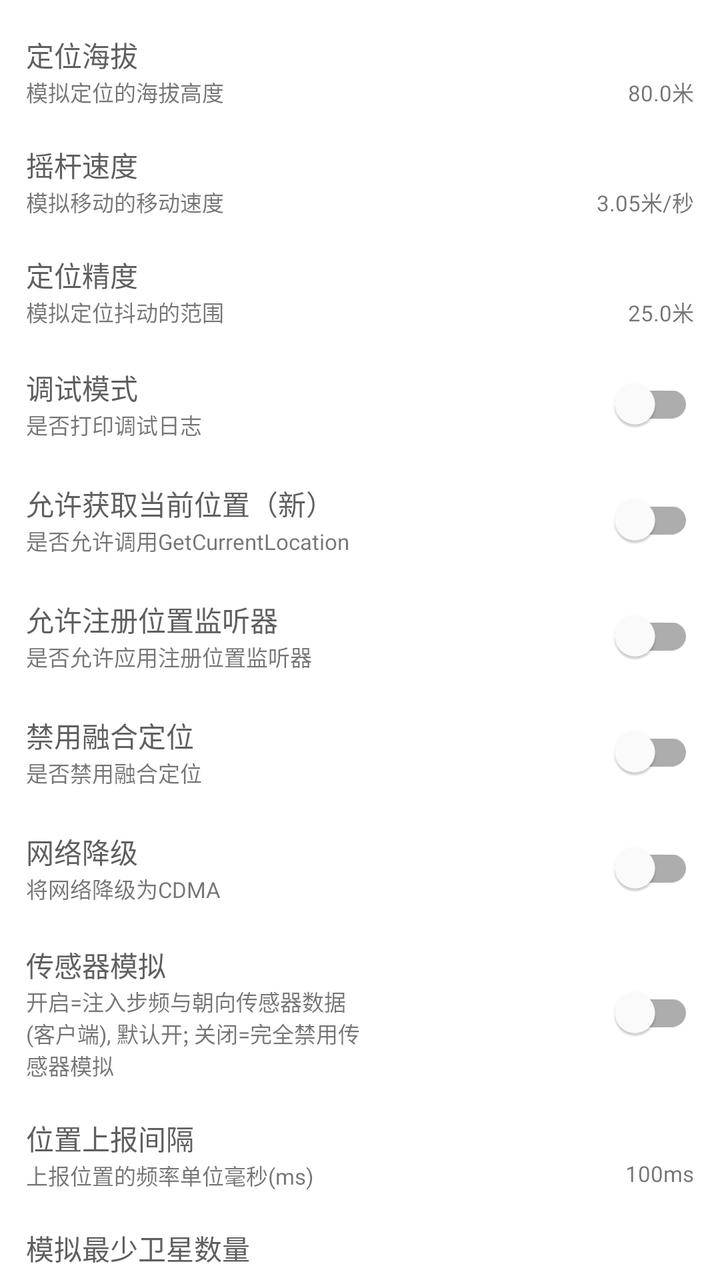
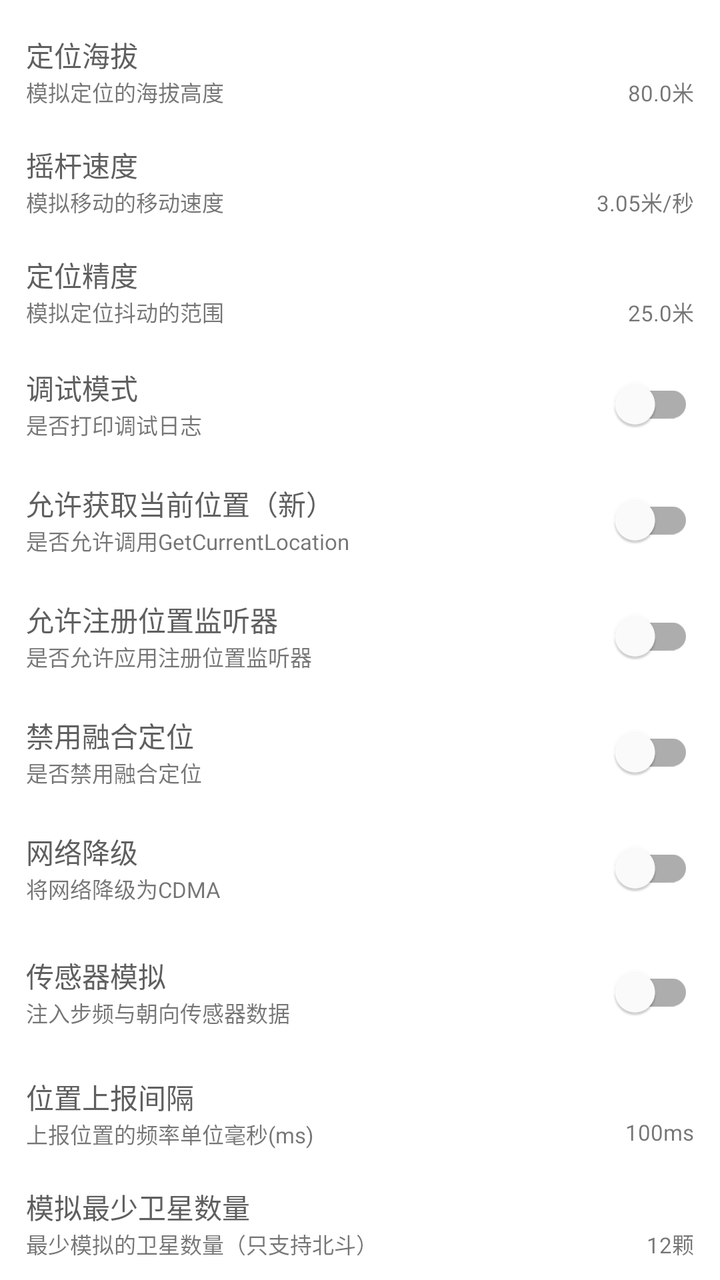

The first picture is an Android layout as it rendered before a commit; the second is the same layout after the commit. The layout source and the unified diff follow.
<!-- AndroidManifest.xml: application theme AppTheme -->
<!-- res/layout/fragment_settings.xml -->
<?xml version="1.0" encoding="utf-8"?>
<androidx.constraintlayout.widget.ConstraintLayout xmlns:android="http://schemas.android.com/apk/res/android"
    xmlns:app="http://schemas.android.com/apk/res-auto"
    xmlns:tools="http://schemas.android.com/tools"
    android:layout_width="match_parent"
    android:layout_height="match_parent"
    android:padding="8dp"
    tools:context=".ui.settings.SettingsFragment">

    <ScrollView
        android:layout_width="match_parent"
        android:layout_height="0dp"
        app:layout_constraintTop_toTopOf="parent"
        app:layout_constraintStart_toStartOf="parent">

        <LinearLayout
            android:layout_width="match_parent"
            android:layout_height="wrap_content"
            android:orientation="vertical">

            <LinearLayout
                android:id="@+id/selinux_layout"
                android:visibility="gone"
                android:layout_width="match_parent"
                android:layout_height="wrap_content"
                android:gravity="center_vertical"
                android:orientation="horizontal"
                android:padding="5dp">
                <LinearLayout
                    android:layout_width="0dp"
                    android:layout_height="wrap_content"
                    android:layout_weight="1"
                    android:orientation="vertical"
                    android:gravity="center_vertical">
                    <com.google.android.material.textview.MaterialTextView
                        android:layout_width="wrap_content"
                        android:layout_height="wrap_content"
                        android:text="@string/selinux"
                        android:textColor="@color/portal_mini_title_color" />
                    <com.google.android.material.textview.MaterialTextView
                        android:layout_width="wrap_content"
                        android:layout_height="wrap_content"
                        android:text="@string/need_open_selinux"
                        android:textSize="11sp" />
                </LinearLayout>
                <com.google.android.material.switchmaterial.SwitchMaterial
                    android:id="@+id/selinux_switch"
                    android:layout_width="0dp"
                    android:layout_weight="1"
                    android:layout_height="wrap_content"
                    android:layout_gravity="center_vertical"
                    app:useMaterialThemeColors="true"/>
            </LinearLayout>

            <androidx.constraintlayout.widget.ConstraintLayout
                android:id="@+id/altitude_layout"
                android:layout_width="match_parent"
                android:layout_height="wrap_content"
                android:gravity="center_vertical"
                android:padding="5dp"
                android:layout_marginTop="4dp"
                android:layout_marginBottom="4dp">

                <com.google.android.material.textview.MaterialTextView
                    android:id="@+id/altitude_title"
                    android:layout_width="wrap_content"
                    android:layout_height="wrap_content"
                    android:text="@string/altitude"
                    android:textColor="@color/portal_mini_title_color"
                    app:layout_constraintStart_toStartOf="parent"
                    app:layout_constraintTop_toTopOf="parent"/>

                <com.google.android.material.textview.MaterialTextView
                    android:id="@+id/altitude_desc"
                    android:layout_width="wrap_content"
                    android:layout_height="wrap_content"
                    android:text="@string/altitude_desc"
                    android:textSize="11sp"
                    app:layout_constraintStart_toStartOf="parent"
                    app:layout_constraintTop_toBottomOf="@id/altitude_title"/>

                <com.google.android.material.textview.MaterialTextView
                    android:id="@+id/altitude_value"
                    android:layout_width="wrap_content"
                    android:layout_height="wrap_content"
                    android:text="80.0米"
                    android:textSize="11sp"
                    app:layout_constraintTop_toBottomOf="@id/altitude_title"
                    app:layout_constraintEnd_toEndOf="parent" />

            </androidx.constraintlayout.widget.ConstraintLayout>

            <androidx.constraintlayout.widget.ConstraintLayout
                android:id="@+id/speed_layout"
                android:layout_width="match_parent"
                android:layout_height="wrap_content"
                android:gravity="center_vertical"
                android:padding="5dp"
                android:layout_marginTop="4dp"
                android:layout_marginBottom="4dp">

                <com.google.android.material.textview.MaterialTextView
                    android:id="@+id/speed_title"
                    android:layout_width="wrap_content"
                    android:layout_height="wrap_content"
                    android:text="@string/rocker_speed"
                    android:textColor="@color/portal_mini_title_color"
                    app:layout_constraintStart_toStartOf="parent"
                    app:layout_constraintTop_toTopOf="parent"/>

                <com.google.android.material.textview.MaterialTextView
                    android:id="@+id/speed_desc"
                    android:layout_width="wrap_content"
                    android:layout_height="wrap_content"
                    android:text="@string/rocker_speed_desc"
                    android:textSize="11sp"
                    app:layout_constraintStart_toStartOf="parent"
                    app:layout_constraintTop_toBottomOf="@id/speed_title"/>

                <com.google.android.material.textview.MaterialTextView
                    android:id="@+id/speed_value"
                    android:layout_width="wrap_content"
                    android:layout_height="wrap_content"
                    android:text="3.05米/秒"
                    android:textSize="11sp"
                    app:layout_constraintTop_toBottomOf="@id/speed_title"
                    app:layout_constraintEnd_toEndOf="parent" />

            </androidx.constraintlayout.widget.ConstraintLayout>

            <androidx.constraintlayout.widget.ConstraintLayout
                android:id="@+id/accuracy_layout"
                android:layout_width="match_parent"
                android:layout_height="wrap_content"
                android:gravity="center_vertical"
                android:padding="5dp"
                android:layout_marginTop="4dp"
                android:layout_marginBottom="4dp">

                <com.google.android.material.textview.MaterialTextView
                    android:id="@+id/accuracy_title"
                    android:layout_width="wrap_content"
                    android:layout_height="wrap_content"
                    android:text="@string/accuracy"
                    android:textColor="@color/portal_mini_title_color"
                    app:layout_constraintStart_toStartOf="parent"
                    app:layout_constraintTop_toTopOf="parent"/>

                <com.google.android.material.textview.MaterialTextView
                    android:id="@+id/accuracy_desc"
                    android:layout_width="wrap_content"
                    android:layout_height="wrap_content"
                    android:text="@string/accuracy_desc"
                    android:textSize="11sp"
                    app:layout_constraintStart_toStartOf="parent"
                    app:layout_constraintTop_toBottomOf="@id/accuracy_title"/>

                <com.google.android.material.textview.MaterialTextView
                    android:id="@+id/accuracy_value"
                    android:layout_width="wrap_content"
                    android:layout_height="wrap_content"
                    android:text="25.0米"
                    android:textSize="11sp"
                    app:layout_constraintTop_toBottomOf="@id/accuracy_title"
                    app:layout_constraintEnd_toEndOf="parent" />

            </androidx.constraintlayout.widget.ConstraintLayout>

            <LinearLayout
                android:id="@+id/debug_layout"
                android:layout_width="match_parent"
                android:layout_height="wrap_content"
                android:padding="5dp"
                android:gravity="center_vertical"
                android:orientation="horizontal">
                <LinearLayout
                    android:layout_width="0dp"
                    android:layout_height="wrap_content"
                    android:layout_weight="1"
                    android:orientation="vertical"
                    android:gravity="center_vertical">
                    <com.google.android.material.textview.MaterialTextView
                        android:layout_width="wrap_content"
                        android:layout_height="wrap_content"
                        android:text="@string/debug"
                        android:textColor="@color/portal_mini_title_color" />
                    <com.google.android.material.textview.MaterialTextView
                        android:layout_width="wrap_content"
                        android:layout_height="wrap_content"
                        android:text="@string/debug_desc"
                        android:textSize="11sp" />
                </LinearLayout>
                <com.google.android.material.switchmaterial.SwitchMaterial
                    android:id="@+id/debug_switch"
                    android:layout_width="0dp"
                    android:layout_weight="1"
                    android:layout_height="wrap_content"
                    android:layout_gravity="center_vertical"
                    app:useMaterialThemeColors="true"/>
            </LinearLayout>

            <LinearLayout
                android:id="@+id/dgc_layout"
                android:layout_width="match_parent"
                android:layout_height="wrap_content"
                android:gravity="center_vertical"
                android:padding="5dp"
                android:orientation="horizontal">
                <LinearLayout
                    android:layout_width="0dp"
                    android:layout_height="wrap_content"
                    android:layout_weight="1"
                    android:orientation="vertical"
                    android:gravity="center_vertical">
                    <com.google.android.material.textview.MaterialTextView
                        android:layout_width="wrap_content"
                        android:layout_height="wrap_content"
                        android:text="@string/dgc"
                        android:textColor="@color/portal_mini_title_color" />
                    <com.google.android.material.textview.MaterialTextView
                        android:layout_width="wrap_content"
                        android:layout_height="wrap_content"
                        android:text="@string/dgc_desc"
                        android:textSize="11sp" />
                </LinearLayout>
                <com.google.android.material.switchmaterial.SwitchMaterial
                    android:id="@+id/dgc_switch"
                    android:layout_width="0dp"
                    android:layout_weight="1"
                    android:layout_height="wrap_content"
                    android:layout_gravity="center_vertical"
                    app:useMaterialThemeColors="true"/>
            </LinearLayout>

            <LinearLayout
                android:id="@+id/rll_layout"
                android:layout_width="match_parent"
                android:layout_height="wrap_content"
                android:gravity="center_vertical"
                android:padding="5dp"
                android:orientation="horizontal">
                <LinearLayout
                    android:layout_width="0dp"
                    android:layout_height="wrap_content"
                    android:layout_weight="1"
                    android:orientation="vertical"
                    android:gravity="center_vertical">
                    <com.google.android.material.textview.MaterialTextView
                        android:layout_width="wrap_content"
                        android:layout_height="wrap_content"
                        android:text="@string/rll"
                        android:textColor="@color/portal_mini_title_color" />
                    <com.google.android.material.textview.MaterialTextView
                        android:layout_width="wrap_content"
                        android:layout_height="wrap_content"
                        android:text="@string/rll_desc"
                        android:textSize="11sp" />
                </LinearLayout>
                <com.google.android.material.switchmaterial.SwitchMaterial
                    android:id="@+id/rll_switch"
                    android:layout_width="0dp"
                    android:layout_weight="1"
                    android:layout_height="wrap_content"
                    android:layout_gravity="center_vertical"
                    app:useMaterialThemeColors="true"/>
            </LinearLayout>

            <LinearLayout
                android:id="@+id/dfused_layout"
                android:layout_width="match_parent"
                android:layout_height="wrap_content"
                android:gravity="center_vertical"
                android:padding="5dp"
                android:orientation="horizontal">
                <LinearLayout
                    android:layout_width="0dp"
                    android:layout_height="wrap_content"
                    android:layout_weight="1"
                    android:orientation="vertical"
                    android:gravity="center_vertical">
                    <com.google.android.material.textview.MaterialTextView
                        android:layout_width="wrap_content"
                        android:layout_height="wrap_content"
                        android:text="@string/dfused"
                        android:textColor="@color/portal_mini_title_color" />
                    <com.google.android.material.textview.MaterialTextView
                        android:layout_width="wrap_content"
                        android:layout_height="wrap_content"
                        android:text="@string/dfused_desc"
                        android:textSize="11sp" />
                </LinearLayout>
                <com.google.android.material.switchmaterial.SwitchMaterial
                    android:id="@+id/dfused_switch"
                    android:layout_width="0dp"
                    android:layout_weight="1"
                    android:layout_height="wrap_content"
                    android:layout_gravity="center_vertical"
                    app:useMaterialThemeColors="true"/>
            </LinearLayout>

            <LinearLayout
                android:id="@+id/cdma_layout"
                android:layout_width="match_parent"
                android:layout_height="wrap_content"
                android:gravity="center_vertical"
                android:padding="5dp"
                android:orientation="horizontal">
                <LinearLayout
                    android:layout_width="0dp"
                    android:layout_height="wrap_content"
                    android:layout_weight="1"
                    android:orientation="vertical"
                    android:gravity="center_vertical">
                    <com.google.android.material.textview.MaterialTextView
                        android:layout_width="wrap_content"
                        android:layout_height="wrap_content"
                        android:text="@string/cdma"
                        android:textColor="@color/portal_mini_title_color" />
                    <com.google.android.material.textview.MaterialTextView
                        android:layout_width="wrap_content"
                        android:layout_height="wrap_content"
                        android:text="@string/cdma_desc"
                        android:textSize="11sp" />
                </LinearLayout>
                <com.google.android.material.switchmaterial.SwitchMaterial
                    android:id="@+id/cdma_switch"
                    android:layout_width="0dp"
                    android:layout_weight="1"
                    android:layout_height="wrap_content"
                    android:layout_gravity="center_vertical"
                    app:useMaterialThemeColors="true"/>
            </LinearLayout>

            <LinearLayout
                android:id="@+id/sensor_hook_layout"
                android:layout_width="match_parent"
                android:layout_height="wrap_content"
                android:visibility="gone"
                android:gravity="center_vertical"
                android:padding="5dp"
                android:orientation="horizontal">
                <LinearLayout
                    android:layout_width="0dp"
                    android:layout_height="wrap_content"
                    android:layout_weight="1"
                    android:orientation="vertical"
                    android:gravity="center_vertical">
                    <com.google.android.material.textview.MaterialTextView
                        android:layout_width="wrap_content"
                        android:layout_height="wrap_content"
                        android:text="@string/hook_sensor"
                        android:textColor="@color/portal_mini_title_color" />
                    <com.google.android.material.textview.MaterialTextView
                        android:layout_width="wrap_content"
                        android:layout_height="wrap_content"
                        android:text="@string/hook_sensor_desc"
                        android:textSize="11sp" />
                </LinearLayout>
                <com.google.android.material.switchmaterial.SwitchMaterial
                    android:id="@+id/sensor_hook_switch"
                    android:layout_width="0dp"
                    android:layout_weight="1"
                    android:layout_height="wrap_content"
                    android:layout_gravity="center_vertical"
                    app:useMaterialThemeColors="true"/>
            </LinearLayout>

            <LinearLayout
                android:id="@+id/sensor_mock_mode_layout"
                android:layout_width="match_parent"
                android:layout_height="wrap_content"
                android:layout_marginTop="4dp"
                android:layout_marginBottom="4dp"
                android:gravity="center_vertical"
                android:orientation="horizontal"
                android:padding="5dp">
                <LinearLayout
                    android:layout_width="0dp"
                    android:layout_height="wrap_content"
                    android:layout_weight="1"
                    android:gravity="center_vertical"
                    android:orientation="vertical">
                    <com.google.android.material.textview.MaterialTextView
                        android:layout_width="wrap_content"
                        android:layout_height="wrap_content"
                        android:text="传感器模拟"
                        android:textColor="@color/portal_mini_title_color" />
                    <com.google.android.material.textview.MaterialTextView
                        android:layout_width="wrap_content"
                        android:layout_height="wrap_content"
                        android:textSize="11sp"
                        android:text="开启=注入步频与朝向传感器数据(客户端), 默认开; 关闭=完全禁用传感器模拟" />
                </LinearLayout>
                <com.google.android.material.switchmaterial.SwitchMaterial
                    android:id="@+id/sensor_mock_enabled_switch"
                    android:layout_width="0dp"
                    android:layout_weight="1"
                    android:layout_height="wrap_content"
                    android:layout_gravity="center_vertical"
                    app:useMaterialThemeColors="true"/>
            </LinearLayout>

            <androidx.constraintlayout.widget.ConstraintLayout
                android:id="@+id/report_duration_layout"
                android:layout_width="match_parent"
                android:layout_height="wrap_content"
                android:gravity="center_vertical"
                android:padding="5dp"
                android:layout_marginTop="4dp"
                android:layout_marginBottom="4dp">

                <com.google.android.material.textview.MaterialTextView
                    android:id="@+id/report_duration_title"
                    android:layout_width="wrap_content"
                    android:layout_height="wrap_content"
                    android:text="@string/item_report_duration_title"
                    android:textColor="@color/portal_mini_title_color"
                    app:layout_constraintStart_toStartOf="parent"
                    app:layout_constraintTop_toTopOf="parent"/>

                <com.google.android.material.textview.MaterialTextView
                    android:id="@+id/report_duration_desc"
                    android:layout_width="wrap_content"
                    android:layout_height="wrap_content"
                    android:text="@string/item_report_duration_desc"
                    android:textSize="11sp"
                    app:layout_constraintStart_toStartOf="parent"
                    app:layout_constraintTop_toBottomOf="@id/report_duration_title"/>

                <com.google.android.material.textview.MaterialTextView
                    android:id="@+id/report_duration_value"
                    android:layout_width="wrap_content"
                    android:layout_height="wrap_content"
                    android:text="@string/item_report_duration_value"
                    android:textSize="11sp"
                    app:layout_constraintTop_toBottomOf="@id/report_duration_title"
                    app:layout_constraintEnd_toEndOf="parent" />

            </androidx.constraintlayout.widget.ConstraintLayout>

            <androidx.constraintlayout.widget.ConstraintLayout
                android:id="@+id/satellite_count_layout"
                android:layout_width="match_parent"
                android:layout_height="wrap_content"
                android:gravity="center_vertical"
                android:padding="5dp"
                android:layout_marginTop="4dp"
                android:layout_marginBottom="4dp">

                <com.google.android.material.textview.MaterialTextView
                    android:id="@+id/satellite_count_title"
                    android:layout_width="wrap_content"
                    android:layout_height="wrap_content"
                    android:text="模拟最少卫星数量"
                    android:textColor="@color/portal_mini_title_color"
                    app:layout_constraintStart_toStartOf="parent"
                    app:layout_constraintTop_toTopOf="parent"/>

                <com.google.android.material.textview.MaterialTextView
                    android:id="@+id/satellite_count_desc"
                    android:layout_width="wrap_content"
                    android:layout_height="wrap_content"
                    android:text="最少模拟的卫星数量（只支持北斗）"
                    android:textSize="11sp"
                    app:layout_constraintStart_toStartOf="parent"
                    app:layout_constraintTop_toBottomOf="@id/satellite_count_title"/>

                <com.google.android.material.textview.MaterialTextView
                    android:id="@+id/satellite_count_value"
                    android:layout_width="wrap_content"
                    android:layout_height="wrap_content"
                    android:text="12颗"
                    android:textSize="11sp"
                    app:layout_constraintTop_toBottomOf="@id/satellite_count_title"
                    app:layout_constraintEnd_toEndOf="parent" />

            </androidx.constraintlayout.widget.ConstraintLayout>

            <LinearLayout
                android:id="@+id/disable_wlan_scan_layout"
                android:layout_width="match_parent"
                android:layout_height="wrap_content"
                android:gravity="center_vertical"
                android:padding="5dp"
                android:orientation="horizontal">
                <LinearLayout
                    android:layout_width="0dp"
                    android:layout_height="wrap_content"
                    android:layout_weight="1"
                    android:orientation="vertical"
                    android:gravity="center_vertical">
                    <com.google.android.material.textview.MaterialTextView
                        android:layout_width="wrap_content"
                        android:layout_height="wrap_content"
                        android:text="禁用扫描WIFI列表"
                        android:textColor="@color/portal_mini_title_color" />
                    <com.google.android.material.textview.MaterialTextView
                        android:layout_width="wrap_content"
                        android:layout_height="wrap_content"
                        android:text="一定程度解决位置拉回（测试）"
                        android:textSize="11sp" />
                </LinearLayout>
                <com.google.android.material.switchmaterial.SwitchMaterial
                    android:id="@+id/disable_wlan_scan_switch"
                    android:layout_width="0dp"
                    android:layout_weight="1"
                    android:layout_height="wrap_content"
                    android:layout_gravity="center_vertical"
                    app:useMaterialThemeColors="true"/>
            </LinearLayout>

            <LinearLayout
                android:id="@+id/loop_broadcast_location_layout"
                android:layout_width="match_parent"
                android:layout_height="wrap_content"
                android:gravity="center_vertical"
                android:padding="5dp"
                android:orientation="horizontal">
                <LinearLayout
                    android:layout_width="0dp"
                    android:layout_height="wrap_content"
                    android:layout_weight="1"
                    android:orientation="vertical"
                    android:gravity="center_vertical">
                    <com.google.android.material.textview.MaterialTextView
                        android:layout_width="wrap_content"
                        android:layout_height="wrap_content"
                        android:text="反定位拉回"
                        android:textColor="@color/portal_mini_title_color" />
                    <com.google.android.material.textview.MaterialTextView
                        android:layout_width="wrap_content"
                        android:layout_height="wrap_content"
                        android:text="解决位置拉回问题 可能导致发热"
                        android:textSize="11sp" />
                </LinearLayout>
                <com.google.android.material.switchmaterial.SwitchMaterial
                    android:id="@+id/loop_broadcast_location_switch"
                    android:layout_width="0dp"
                    android:layout_weight="1"
                    android:layout_height="wrap_content"
                    android:layout_gravity="center_vertical"
                    app:useMaterialThemeColors="true"/>
            </LinearLayout>
        </LinearLayout>

    </ScrollView>
</androidx.constraintlayout.widget.ConstraintLayout>
<!-- resources referenced by this layout -->
<resources>
  <color name="portal_mini_title_color">#5F5F5F</color>
  <string name="accuracy">定位精度</string>
  <string name="accuracy_desc">模拟定位抖动的范围</string>
  <string name="altitude">定位海拔</string>
  <string name="altitude_desc">模拟定位的海拔高度</string>
  <string name="cdma">网络降级</string>
  <string name="cdma_desc">将网络降级为CDMA</string>
  <string name="debug">调试模式</string>
  <string name="debug_desc">是否打印调试日志</string>
  <string name="dfused">禁用融合定位</string>
  <string name="dfused_desc">是否禁用融合定位</string>
  <string name="dgc">允许获取当前位置（新）</string>
  <string name="dgc_desc">是否允许调用GetCurrentLocation</string>
  <string name="hook_sensor">传感器劫持</string>
  <string name="hook_sensor_desc">模拟步频（待完善）</string>
  <string name="item_report_duration_desc">上报位置的频率单位毫秒(ms)</string>
  <string name="item_report_duration_title">位置上报间隔</string>
  <string name="item_report_duration_value">100ms</string>
  <string name="need_open_selinux">是否开启SELinux</string>
  <string name="rll">允许注册位置监听器</string>
  <string name="rll_desc">是否允许应用注册位置监听器</string>
  <string name="rocker_speed">摇杆速度</string>
  <string name="rocker_speed_desc">模拟移动的移动速度</string>
  <string name="selinux">SELinux</string>
  <style name="AppTheme" parent="Theme.MaterialComponents.Light.NoActionBar">
          <item name="colorPrimaryVariant">@color/purple_700</item>
          <item name="colorOnPrimary">@color/portal_appbar_color</item>
          <item name="colorSecondary">@color/portal_appbar_color</item>
          <item name="colorSecondaryVariant">@color/portal_appbar_color_center</item>
  
  
          <item name="colorOnSecondary">@color/white</item>
          <item name="colorPrimary">@color/theme_appbar_color</item>
          <item name="colorControlHighlight">@color/theme_focused_touch</item>
  
          <item name="colorPrimaryDark">@color/portal_appbar_color</item>
          <item name="android:statusBarColor">@android:color/transparent</item>
          <item name="windowActionModeOverlay">true</item>
          <item name="windowActionBar">false</item>
          <item name="windowNoTitle">true</item>
          <item name="android:windowDrawsSystemBarBackgrounds">true</item>
          <item name="android:windowTranslucentStatus">true</item>
          <item name="colorControlNormal">@color/white</item>
          <item name="colorControlActivated">@color/portal_appbar_color_dark</item>
          <item name="android:textColorHint">@android:color/white</item>
          <item name="android:editTextColor">@android:color/white</item>
          <item name="searchViewStyle">@style/Portal.SearchViewStyle</item>
          <item name="selectableItemBackgroundBorderless">@drawable/ripple_effect</item>
          <item name="sliderStyle">@style/Portal.SliderTheme</item>
      </style>
  <color name="purple_700">#FF3700B3</color>
  <color name="portal_appbar_color">#5F5F5F</color>
  <color name="portal_appbar_color_center">#494949</color>
  <color name="white">#FFFFFFFF</color>
  <color name="theme_appbar_color">#5F5F5F</color>
  <color name="theme_focused_touch">#A0A0A0</color>
  <color name="portal_appbar_color_dark">#373737</color>
  <style name="Portal.SearchViewStyle" parent="Widget.AppCompat.SearchView">
      </style>
  <!-- drawable ripple_effect (drawable) -->
  <ripple xmlns:android="http://schemas.android.com/apk/res/android"
      android:color="@color/selected_color">
      <item android:id="@android:id/mask" android:drawable="@color/white"/>
  </ripple >
  <style name="Portal.SliderTheme" parent="Widget.MaterialComponents.Slider">
  
      </style>
  <color name="selected_color">#BCBCBC</color>
</resources>

<!-- the commit's change to res/layout/fragment_settings.xml (unified diff, before → after) -->
@@ -389,7 +389,7 @@
                         android:layout_width="wrap_content"
                         android:layout_height="wrap_content"
                         android:textSize="11sp"
-                        android:text="开启=注入步频与朝向传感器数据(客户端), 默认开; 关闭=完全禁用传感器模拟" />
+                        android:text="注入步频与朝向传感器数据" />
                 </LinearLayout>
                 <com.google.android.material.switchmaterial.SwitchMaterial
                     android:id="@+id/sensor_mock_enabled_switch"
